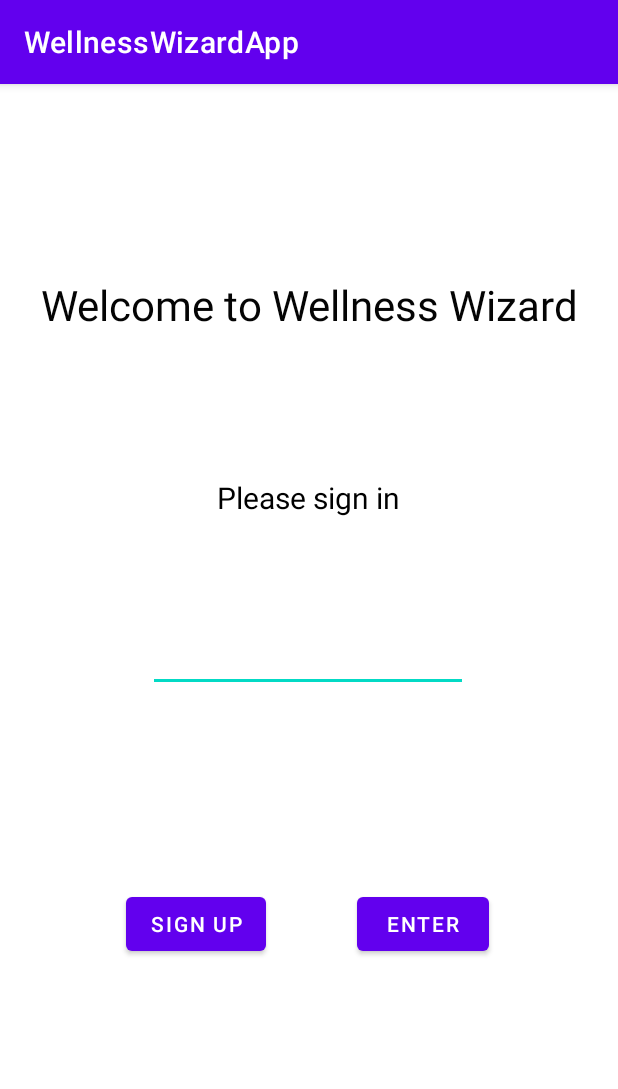
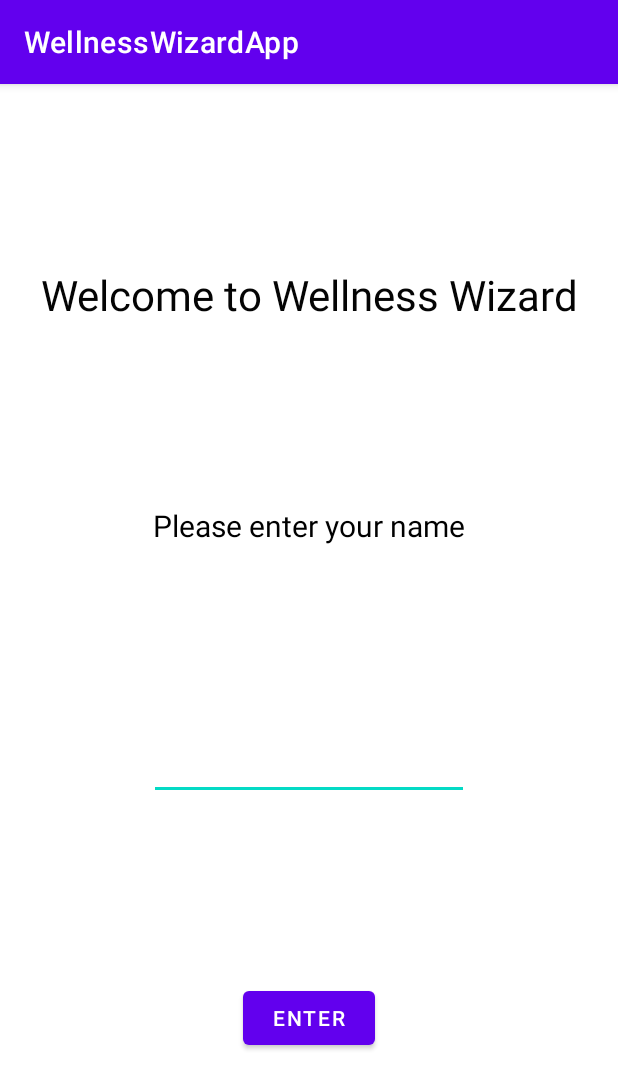
Before and after one commit to SmuuSka/WellnessWizard, an Android app: the screen it shows after launch (LoginActivity), on a phone screen of 412 x 824 dp. Shown: the top 1089 px of the screen. Run offline under Robolectric (Android 15) with nearby library versions, the phone set to English and light mode, and no system bars; 1 statement that could not run was skipped.

Commit message:
enter buttonin luominen ja fiksailua

```diff
--- a/app/src/main/java/fi/metropolia/javacrew/wellnesswizardapp/Login/Login.java
+++ b/app/src/main/java/fi/metropolia/javacrew/wellnesswizardapp/Login/Login.java
@@ -2,6 +2,7 @@ package fi.metropolia.javacrew.wellnesswizardapp.Login;
 
 
 import android.os.Bundle;
+import android.util.Log;
 import android.widget.Button;
 import android.view.View.OnClickListener;
 
@@ -10,5 +11,4 @@ public class Login{
 
 
 
-
 }
--- a/app/src/main/java/fi/metropolia/javacrew/wellnesswizardapp/Login/LoginActivity.java
+++ b/app/src/main/java/fi/metropolia/javacrew/wellnesswizardapp/Login/LoginActivity.java
@@ -2,13 +2,17 @@ package fi.metropolia.javacrew.wellnesswizardapp.Login;
 
 import androidx.appcompat.app.AppCompatActivity;
 import android.os.Bundle;
+import android.view.View;
+import android.widget.Button;
 import android.widget.EditText;
-import android.widget.TextView;
 
 import fi.metropolia.javacrew.wellnesswizardapp.R;
 
 public class LoginActivity extends AppCompatActivity {
 
+
+    EditText username;
+    Button enterButton = findViewById(R.id.enterButton);
 
 
     @Override
@@ -18,11 +22,20 @@ public class LoginActivity extends AppCompatActivity {
 
         //Luodaan username muuttuja PlainText componentille,
         //ja luodaan yhteys componentiin id:n avulla.
-        EditText username = findViewById(R.id.editTextTextUsername);
+        username = findViewById(R.id.editTextTextUsername);
         username.setText("");
-    }
 
 
 
+    }
+
+    public void enterTestActivity(){
+        enterButton.setOnClickListener(new View.OnClickListener() {
+            @Override
+            public void onClick(View view) {
+
+            }
+        });
+    }
 
 }
--- a/app/src/main/res/layout/login_activity.xml
+++ b/app/src/main/res/layout/login_activity.xml
@@ -9,14 +9,14 @@
         android:id="@+id/editTextTextUsername"
         android:layout_width="wrap_content"
         android:layout_height="wrap_content"
-        android:layout_marginTop="68dp"
         android:ems="10"
         android:inputType="textPersonName"
         android:minHeight="48dp"
         android:text="Enter Username"
         android:textAlignment="center"
+        app:layout_constraintBottom_toTopOf="@+id/enterButton"
         app:layout_constraintEnd_toEndOf="parent"
-        app:layout_constraintHorizontal_bias="0.497"
+        app:layout_constraintHorizontal_bias="0.5"
         app:layout_constraintStart_toStartOf="parent"
         app:layout_constraintTop_toBottomOf="@+id/textViewLogin" />
 
@@ -24,11 +24,12 @@
         android:id="@+id/textViewWelcome"
         android:layout_width="wrap_content"
         android:layout_height="wrap_content"
-        android:layout_marginTop="128dp"
         android:text="Welcome to Wellness Wizard"
         android:textColor="#040404"
         android:textSize="28dp"
+        app:layout_constraintBottom_toTopOf="@+id/textViewLogin"
         app:layout_constraintEnd_toEndOf="parent"
+        app:layout_constraintHorizontal_bias="0.5"
         app:layout_constraintStart_toStartOf="parent"
         app:layout_constraintTop_toTopOf="parent" />
 
@@ -36,12 +37,12 @@
         android:id="@+id/textViewLogin"
         android:layout_width="wrap_content"
         android:layout_height="wrap_content"
-        android:layout_marginTop="96dp"
-        android:text="Please sign in"
+        android:text="Please enter your name"
         android:textColor="#000000"
         android:textSize="20dp"
+        app:layout_constraintBottom_toTopOf="@+id/editTextTextUsername"
         app:layout_constraintEnd_toEndOf="parent"
-        app:layout_constraintHorizontal_bias="0.498"
+        app:layout_constraintHorizontal_bias="0.5"
         app:layout_constraintStart_toStartOf="parent"
         app:layout_constraintTop_toBottomOf="@+id/textViewWelcome" />
 
@@ -49,21 +50,11 @@
         android:id="@+id/enterButton"
         android:layout_width="wrap_content"
         android:layout_height="wrap_content"
-        android:layout_marginEnd="84dp"
-        android:layout_marginBottom="184dp"
         android:text="Enter"
         app:layout_constraintBottom_toBottomOf="parent"
         app:layout_constraintEnd_toEndOf="parent"
-        app:layout_constraintHorizontal_bias="0.968"
-        app:layout_constraintStart_toEndOf="@+id/signUpButton" />
+        app:layout_constraintHorizontal_bias="0.5"
+        app:layout_constraintStart_toStartOf="parent"
+        app:layout_constraintTop_toBottomOf="@+id/editTextTextUsername" />
 
-    <Button
-        android:id="@+id/signUpButton"
-        android:layout_width="wrap_content"
-        android:layout_height="wrap_content"
-        android:layout_marginStart="84dp"
-        android:layout_marginBottom="184dp"
-        android:text="Sign up"
-        app:layout_constraintBottom_toBottomOf="parent"
-        app:layout_constraintStart_toStartOf="parent" />
 </androidx.constraintlayout.widget.ConstraintLayout>
```
